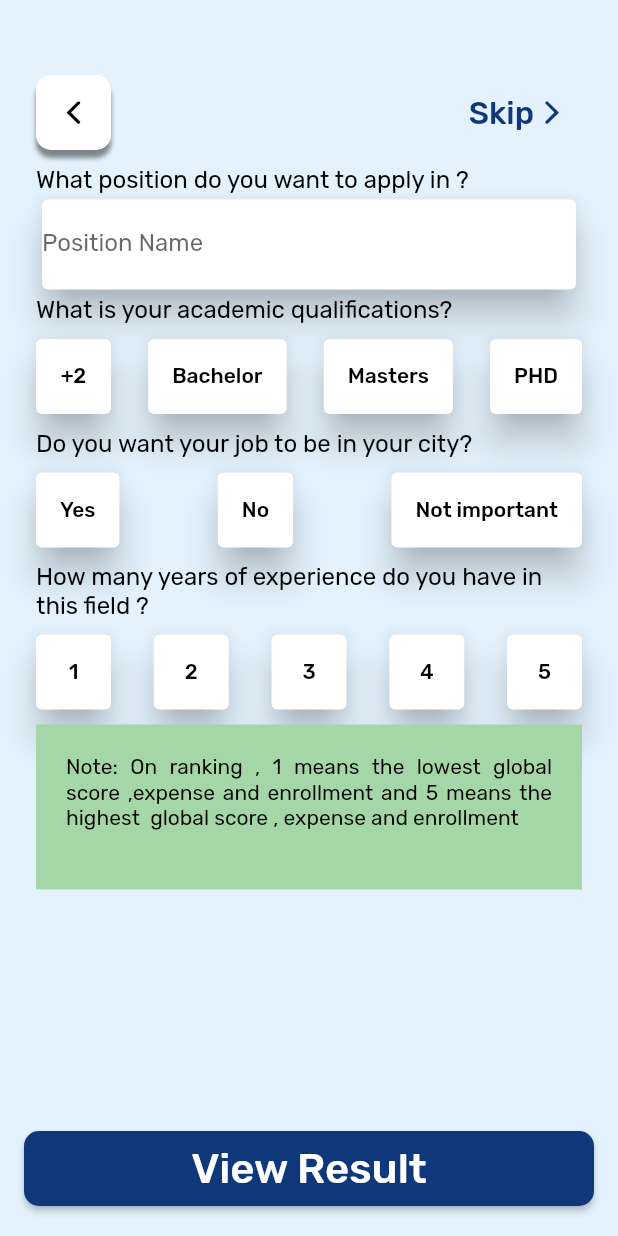
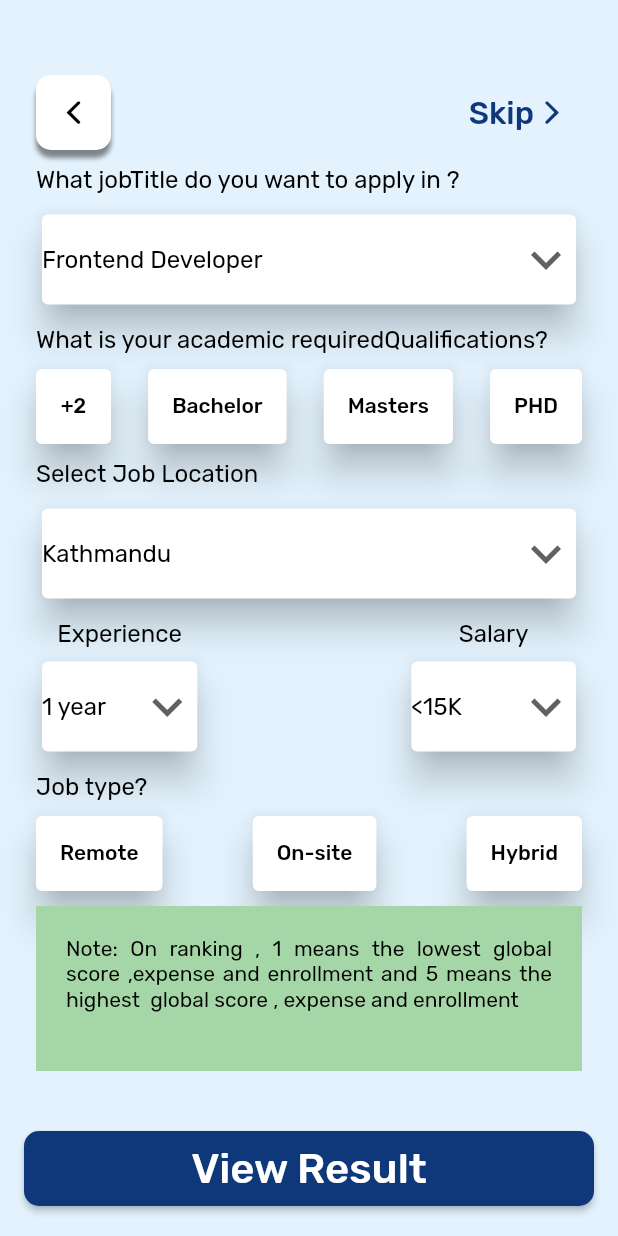
Before and after one commit to arunkc72/career_finder_frontend, a Flutter app: the JobQuestion screen opened directly, on a phone screen of 412 x 824 dp. Run offline on Flutter 3.47's test engine with Material 2 defaults, Android fonts, the phone set to English and light mode, and no system bars; our stand-ins replace flutter_riverpod, flutter_svg, flutter_svg_provider, google_fonts, shared_preferences; accounts and stored records are empty.

Commit message:
jobs question

```diff
--- a/career_finder/lib/Model/job_model.dart
+++ b/career_finder/lib/Model/job_model.dart
@@ -4,32 +4,40 @@ import 'package:flutter_riverpod/flutter_riverpod.dart';
 
 // ignore_for_file: public_member_api_docs, sort_constructors_first
 class Job {
-  final String position;
-  final String qualification;
-  final String city;
-  final int experience;
+  final String jobTitle;
+  final String requiredQualification;
+  final String jobLocation;
+  final String experience;
+  final String salary;
+  final String jobType;
   Job({
-    required this.position,
-    required this.qualification,
-    required this.city,
+    required this.jobTitle,
+    required this.requiredQualification,
+    required this.jobLocation,
     required this.experience,
+    required this.salary,
+    required this.jobType,
   });
 
   Map<String, dynamic> toMap() {
     return <String, dynamic>{
-      'position': position,
-      'qualification': qualification,
-      'city': city,
+      'jobTitle': jobTitle,
+      'requiredQualification': requiredQualification,
+      'jobLocation': jobLocation,
       'experience': experience,
+      'salary': salary,
+      'jobType': jobType,
     };
   }
 
   factory Job.fromMap(Map<String, dynamic> map) {
     return Job(
-      position: map['position'] as String,
-      qualification: map['qualification'] as String,
-      city: map['city'] as String,
-      experience: map['experience'] as int,
+      jobTitle: map['jobTitle'] as String,
+      requiredQualification: map['requiredQualification'] as String,
+      jobLocation: map['jobLocation'] as String,
+      experience: map['experience'] as String,
+      salary: map['salary'] as String,
+      jobType: map['jobType'] as String,
     );
   }
 
@@ -39,36 +47,83 @@ class Job {
       Job.fromMap(json.decode(source) as Map<String, dynamic>);
 
   Job copyWith({
-    String? position,
-    String? qualification,
-    String? city,
-    int? experience,
+    String? jobTitle,
+    String? requiredQualification,
+    String? jobLocation,
+    String? experience,
+    String? salary,
+    String? jobType,
   }) {
     return Job(
-      position: position ?? this.position,
-      qualification: qualification ?? this.qualification,
-      city: city ?? this.city,
+      jobTitle: jobTitle ?? this.jobTitle,
+      requiredQualification: requiredQualification ?? this.requiredQualification,
+      jobLocation: jobLocation ?? this.jobLocation,
       experience: experience ?? this.experience,
+      salary: salary ?? this.salary,
+      jobType: jobType ?? this.jobType,
     );
+  }
+
+  @override
+  String toString() {
+    return 'Job(jobTitle: $jobTitle, requiredQualification: $requiredQualification, jobLocation: $jobLocation, experience: $experience, salary: $salary, jobType: $jobType)';
+  }
+
+  @override
+  bool operator ==(covariant Job other) {
+    if (identical(this, other)) return true;
+
+    return
+      other.jobTitle == jobTitle &&
+      other.requiredQualification == requiredQualification &&
+      other.jobLocation == jobLocation &&
+      other.experience == experience &&
+      other.salary == salary &&
+      other.jobType == jobType;
+  }
+
+  @override
+  int get hashCode {
+    return jobTitle.hashCode ^
+      requiredQualification.hashCode ^
+      jobLocation.hashCode ^
+      experience.hashCode ^
+      salary.hashCode ^
+      jobType.hashCode;
   }
 }
 
 class JobPreferences extends StateNotifier<Job> {
-  JobPreferences() : super(
-    Job(position: '', qualification: '', city: '', experience: 0)
-  );
-  void setPosition(String position) {
-    state = state.copyWith(position: position);
+  JobPreferences()
+      : super(Job(
+          jobTitle: 'Frontend Developer',
+          requiredQualification: '',
+          jobLocation: 'Kathmandu',
+          experience: '1 year',
+          jobType: '',
+          salary: '<15K',
+        ));
+  void setjobTitle(String jobTitle) {
+    state = state.copyWith(jobTitle: jobTitle);
   }
-  void setQualification(String qualification) {
-    state = state.copyWith(qualification: qualification);
+
+  void setrequiredQualification(String requiredQualification) {
+    state = state.copyWith(requiredQualification: requiredQualification);
   }
-  void setcity(String city) {
-    state = state.copyWith(city: city);
+
+  void setjobLocation(String jobLocation) {
+    state = state.copyWith(jobLocation: jobLocation);
   }
-  void setExperience(int experience) {
+
+  void setExperience(String experience) {
     state = state.copyWith(experience: experience);
   }
 
+  void setSalary(String salary) {
+    state = state.copyWith(salary: salary);
+  }
 
+  void setJobType(String type) {
+    state = state.copyWith(jobType: type);
+  }
 }
--- a/career_finder/lib/Model/jobadd_model.dart
+++ b/career_finder/lib/Model/jobadd_model.dart
@@ -120,12 +120,12 @@ class JobAdd {
 class JobNotifier extends StateNotifier<JobAdd> {
   JobNotifier()
       : super(JobAdd(
-          jobTitle: '',
+          jobTitle: 'Frontend Developer',
           companyName: '',
           requiredQualification: '',
           experience: '1 year',
           salary: '<15K',
-          jobLocation: '',
+          jobLocation: 'Kathmandu',
           jobType: '',
           contactEmail: '',
           jobDescription: '',
--- a/career_finder/lib/View/Job/job_question.dart
+++ b/career_finder/lib/View/Job/job_question.dart
@@ -1,4 +1,3 @@
-import 'package:career_finder/View/Job/job_submission.dart';
 import 'package:career_finder/View/home_page.dart';
 import 'package:flutter/material.dart';
 import 'package:flutter_riverpod/flutter_riverpod.dart';
@@ -23,15 +22,19 @@ class JobQuestion extends ConsumerWidget {
       try {
         final job = ref.watch(jobProvider);
         final jobdata = Job(
-            position: job.position,
-            qualification: job.qualification,
-            city: job.city,
-            experience: job.experience);
-        final response = await http.post(Uri.parse('$myurl:3000/jobs/jobs'),
+            jobTitle: job.jobTitle,
+            requiredQualification: job.requiredQualification,
+            jobLocation: job.jobLocation,
+            experience: job.experience,
+            salary: job.salary,
+            jobType: job.jobType);
+        final response =
+            await http.post(Uri.parse('http://192.168.1.68:5000/recommendJobs'),
                 headers: {
                   'Content-Type': 'application/json',
                 },
                 body: jobdata.toJson());
+        print(jobdata.toJson());
         if (response.statusCode == 201) {
           Navigator.push(
               context,
@@ -60,11 +63,7 @@ class JobQuestion extends ConsumerWidget {
               fixedSize: Size(mywidth(context), 50),
             ),
             onPressed: () {
-              // postjob(ref);
-              Navigator.push(
-                  context,
-                  MaterialPageRoute(
-                      builder: (context) => const JobSubmission()));
+              postjob(ref);
             },
             child: const Text('View Result', textScaleFactor: 2)),
       ),
@@ -84,25 +83,30 @@ class JobQuestion extends ConsumerWidget {
               ),
               const SizedBox(height: 10),
               Text(
-                'What position do you want to apply in ? ',
+                'What jobTitle do you want to apply in ? ',
                 style: mytitlemedium(context),
               ),
+              SizedBox(height: 10),
               Card(
                 elevation: 10,
-                child: SizedBox(
-                  height: 60,
-                  child: TextFormField(
-                    cursorHeight: 30,
-                    decoration: const InputDecoration(
-                        border: UnderlineInputBorder(
-                          borderSide: BorderSide.none,
+                child: DropdownButtonHideUnderline(
+                  child: DropdownButton(
+                      isExpanded: true,
+                      icon: const Icon(
+                        Icons.keyboard_arrow_down,
+                        size: 40,
                       ),
-                        labelText: 'Position Name'),
+                      itemHeight: 60,
+                      value: ref.watch(jobProvider).jobTitle,
+                      items: positionlist,
+                      onChanged: (value) {
+                        jobPreferences.setjobTitle(value);
+                      }),
                 ),
               ),
-              ),
+              SizedBox(height: 10),
               Text(
-                'What is your academic qualifications? ',
+                'What is your academic requiredQualifications? ',
                 style: mytitlemedium(context),
               ),
               const SizedBox(height: 10),
@@ -110,24 +114,24 @@ class JobQuestion extends ConsumerWidget {
                 mainAxisAlignment: MainAxisAlignment.spaceBetween,
                 children: [
                   CustomSelectionButton(
-                      isSelected: ref.watch(jobProvider).qualification == '+2',
-                      onpressed: () => jobPreferences.setQualification('+2'),
+                      isSelected: ref.watch(jobProvider).requiredQualification == '+2',
+                      onpressed: () => jobPreferences.setrequiredQualification('+2'),
                       text: '+2'),
                   CustomSelectionButton(
                       isSelected:
-                          ref.watch(jobProvider).qualification == 'Bachelor',
+                          ref.watch(jobProvider).requiredQualification == 'Bachelor',
                       onpressed: () =>
-                          jobPreferences.setQualification('Bachelor'),
+                          jobPreferences.setrequiredQualification('Bachelor'),
                       text: 'Bachelor'),
                   CustomSelectionButton(
                       isSelected:
-                          ref.watch(jobProvider).qualification == 'Masters',
+                          ref.watch(jobProvider).requiredQualification == 'Masters',
                       onpressed: () =>
-                          jobPreferences.setQualification('Masters'),
+                          jobPreferences.setrequiredQualification('Masters'),
                       text: 'Masters'),
                   CustomSelectionButton(
-                      isSelected: ref.watch(jobProvider).qualification == 'PHD',
-                      onpressed: () => jobPreferences.setQualification('PHD'),
+                      isSelected: ref.watch(jobProvider).requiredQualification == 'PHD',
+                      onpressed: () => jobPreferences.setrequiredQualification('PHD'),
                       text: 'PHD'),
                 ],
               ),
@@ -135,8 +139,28 @@ class JobQuestion extends ConsumerWidget {
                 height: 10,
               ),
               Text(
-                'Do you want your job to be in your city? ',
+                'Select Job Location',
                 style: mytitlemedium(context),
+              ),
+              const SizedBox(
+                height: 10,
+              ),
+              Card(
+                elevation: 10,
+                child: DropdownButtonHideUnderline(
+                  child: DropdownButton(
+                      isExpanded: true,
+                      icon: const Icon(
+                        Icons.keyboard_arrow_down,
+                        size: 40,
+                      ),
+                      itemHeight: 60,
+                      value: ref.watch(jobProvider).jobLocation,
+                      items: citylist,
+                      onChanged: (value) {
+                        jobPreferences.setjobLocation(value);
+                      }),
+                ),
               ),
               const SizedBox(
                 height: 10,
@@ -144,38 +168,81 @@ class JobQuestion extends ConsumerWidget {
               Row(
                 mainAxisAlignment: MainAxisAlignment.spaceBetween,
                 children: [
-                  CustomSelectionButton(
-                      isSelected: ref.watch(jobProvider).city == 'Yes',
-                      onpressed: () => jobPreferences.setcity('Yes'),
-                      text: 'Yes'),
-                  CustomSelectionButton(
-                      isSelected: ref.watch(jobProvider).city == 'No',
-                      onpressed: () => jobPreferences.setcity('No'),
-                      text: 'No'),
-                  CustomSelectionButton(
-                      isSelected:
-                          ref.watch(jobProvider).city == 'Not important',
-                      onpressed: () => jobPreferences.setcity('Not important'),
-                      text: 'Not important'),
+                  Column(
+                    children: [
+                      Text(
+                        'Experience',
+                        style: mytitlemedium(context),
+                      ),
+                      const SizedBox(height: 5),
+                      Card(
+                        elevation: 10,
+                        child: DropdownButtonHideUnderline(
+                          child: DropdownButton(
+                              icon: const Icon(
+                                Icons.keyboard_arrow_down,
+                                size: 40,
+                              ),
+                              itemHeight: 60,
+                              value: ref.watch(jobProvider).experience,
+                              items: experiencelist,
+                              onChanged: (value) {
+                                jobPreferences.setExperience(value);
+                              }),
+                        ),
+                      ),
                     ],
                   ),
-              const SizedBox(
-                height: 10,
-              ),
+                  Column(
+                    children: [
                       Text(
-                'How many years of experience do you have in this field ?',
+                        'Salary',
                         style: mytitlemedium(context),
                       ),
-              const SizedBox(
-                height: 10,
+                      const SizedBox(height: 5),
+                      Card(
+                        elevation: 10,
+                        child: DropdownButtonHideUnderline(
+                          child: DropdownButton(
+                              icon: const Icon(
+                                Icons.keyboard_arrow_down,
+                                size: 40,
                               ),
-              Row(mainAxisAlignment: MainAxisAlignment.spaceBetween, children: [
-                for (var i = 1; i <= 5; i++)
+                              itemHeight: 60,
+                              value: ref.watch(jobProvider).salary,
+                              items: salarylist,
+                              onChanged: (value) {
+                                jobPreferences.setSalary(value);
+                              }),
+                        ),
+                      ),
+                    ],
+                  ),
+                ],
+              ),
+              SizedBox(height: 10),
+              Text(
+                'Job type? ',
+                style: mytitlemedium(context),
+              ),
+              SizedBox(height: 10),
+              Row(
+                mainAxisAlignment: MainAxisAlignment.spaceBetween,
+                children: [
                   CustomSelectionButton(
-                      isSelected: ref.watch(jobProvider).experience == i,
-                      onpressed: () => jobPreferences.setExperience(i),
-                      text: i.toString())
-              ]),
+                      isSelected: ref.watch(jobProvider).jobType == 'Remote',
+                      onpressed: () => jobPreferences.setJobType('Remote'),
+                      text: 'Remote'),
+                  CustomSelectionButton(
+                      isSelected: ref.watch(jobProvider).jobType == 'On-site',
+                      onpressed: () => jobPreferences.setJobType('On-site'),
+                      text: 'On-site'),
+                  CustomSelectionButton(
+                      isSelected: ref.watch(jobProvider).jobType == 'Hybrid',
+                      onpressed: () => jobPreferences.setJobType('Hybrid'),
+                      text: 'Hybrid'),
+                ],
+              ),
               const SizedBox(
                 height: 10,
               ),
--- a/career_finder/lib/View/Utils/constants.dart
+++ b/career_finder/lib/View/Utils/constants.dart
@@ -62,3 +62,35 @@ final interestStateProvider = StateProvider<List<String>>((ref) {
     'Social media and internet'
   ];
 });
+    List<String> position = [
+      'Frontend Developer',
+      'Backend Developer',
+      'Designer',
+      'Tester',
+      'Quality Assurance'
+    ];
+    List<DropdownMenuItem> positionlist = List.generate(
+        position.length,
+        (index) => DropdownMenuItem(
+            value: position[index], child: Text(position[index])));
+    List<String> experience = [
+      '1 year',
+      '2 years',
+      '3 years',
+      '4 years',
+      '5+ years'
+    ];
+    List<DropdownMenuItem> experiencelist = List.generate(
+        experience.length,
+        (index) => DropdownMenuItem(
+            value: experience[index], child: Text(experience[index])));
+    List<String> salary = ['<15K', '15k-25k', '25k-50k', '50k-100k', '100k+'];
+    List<DropdownMenuItem> salarylist = List.generate(
+        experience.length,
+        (index) =>
+            DropdownMenuItem(value: salary[index], child: Text(salary[index])));
+    List<String> city = ['Kathmandu', 'Pokhara'];
+    List<DropdownMenuItem> citylist = List.generate(
+        city.length,
+        (index) =>
+            DropdownMenuItem(value: city[index], child: Text(city[index])));
--- a/career_finder/pubspec.yaml
+++ b/career_finder/pubspec.yaml
@@ -42,7 +42,7 @@ dependencies:
   flutter_riverpod: ^2.1.3
   http: ^0.13.5
   fluttertoast: ^8.2.2
-  flutter_secure_storage: ^9.0.0
+  shared_preferences: ^2.2.1
 
 dev_dependencies:
   flutter_test:
```
Also changed, not shown: career_finder/lib/View/Job/job_submission.dart (+64 -59 lines), career_finder/lib/View/LoginandSignup/login_page.dart (+5 -5 lines), career_finder/lib/View/LoginandSignup/splash_page.dart (+14 -2 lines), career_finder/pubspec.lock, 5 other files. Lines whose indentation alone changed are shown as unchanged.
